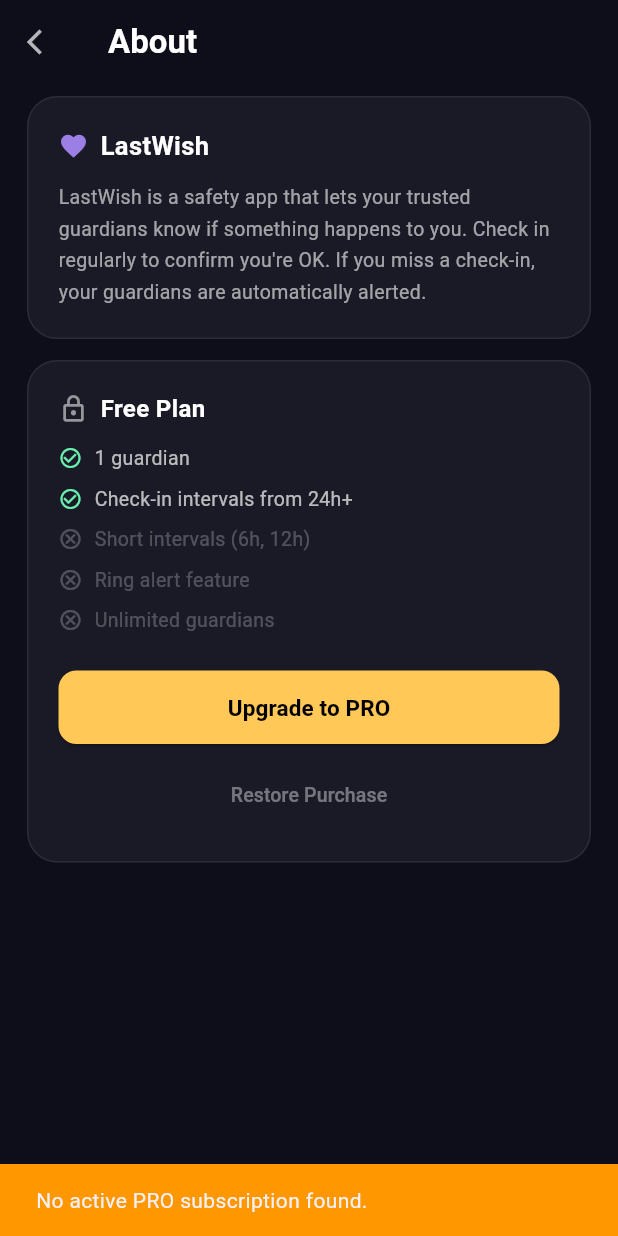
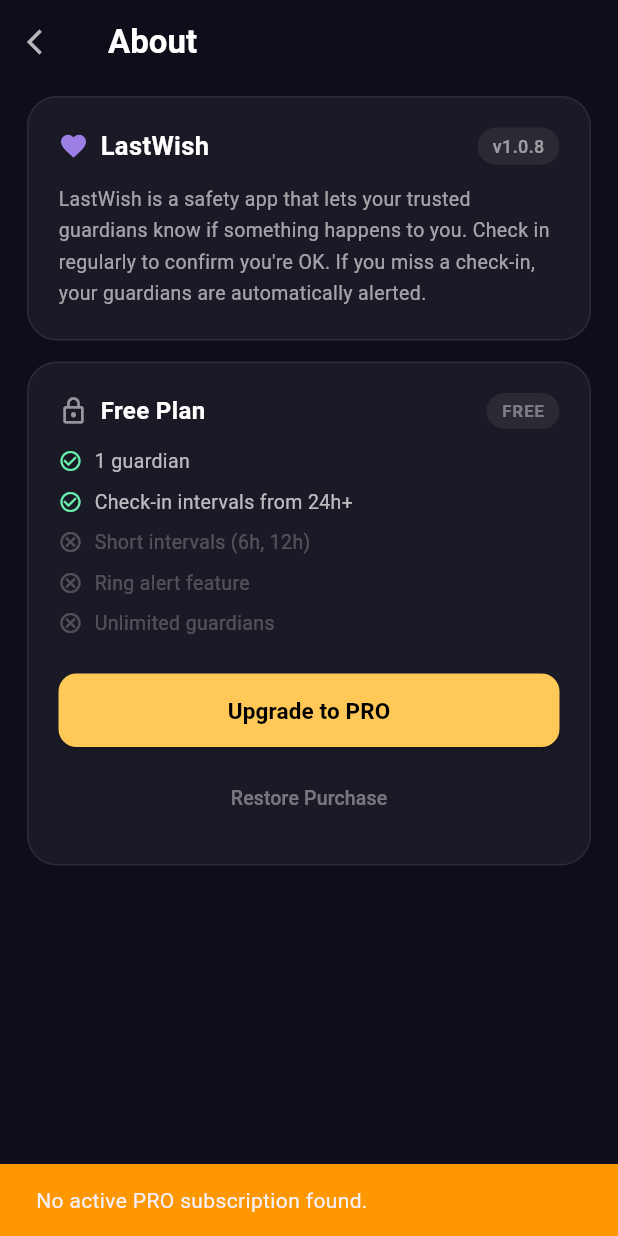
Before and after one commit to slykan/lastwish, a Flutter app: the AboutScreen screen opened directly, after a tap on "Restore Purchase", on a phone screen of 412 x 824 dp. Run offline on Flutter 3.47's test engine with Material 3 defaults, Android fonts, the phone set to English and light mode, and no system bars; our stand-ins replace firebase_core, firebase_messaging, flutter_local_notifications, flutter_map, geolocator, google_sign_in and 3 more; missing offline and left inert: flutter_ringtone_player, purchases_flutter; accounts and stored records are empty; network calls fail.

Commit message:
Fix remove protected, update About screen with version and PRO status
- Add onRemove callback to ProtectedDetailScreen in hub_screen (was missing)
- Add removeProtected() in ApiService using guardian endpoint
- Fix relationship_id field name (backend returns 'id')
- About screen: show app version via package_info_plus, PRO/FREE badge
- Add package_info_plus dependency
- Bump version to 1.0.8+9

Co-Authored-By: Claude Sonnet 4.6 <noreply@anthropic.com>

```diff
--- a/lib/screens/about_screen.dart
+++ b/lib/screens/about_screen.dart
@@ -1,4 +1,5 @@
 import 'package:flutter/material.dart';
+import 'package:package_info_plus/package_info_plus.dart';
 import '../services/revenue_cat_service.dart';
 import '../widgets/pro_upgrade_modal.dart';
 
@@ -13,6 +14,7 @@ class _AboutScreenState extends State<AboutScreen> {
   bool _isPro = false;
   bool _loading = true;
   bool _restoring = false;
+  String _version = '';
 
   @override
   void initState() {
@@ -22,7 +24,14 @@ class _AboutScreenState extends State<AboutScreen> {
 
   Future<void> _load() async {
     final isPro = await RevenueCatService.isPro();
-    if (mounted) setState(() { _isPro = isPro; _loading = false; });
+    final info = await PackageInfo.fromPlatform();
+    if (mounted) {
+      setState(() {
+        _isPro = isPro;
+        _version = info.version;
+        _loading = false;
+      });
+    }
   }
 
   Future<void> _restore() async {
@@ -56,7 +65,7 @@ class _AboutScreenState extends State<AboutScreen> {
               padding: const EdgeInsets.symmetric(horizontal: 18, vertical: 8),
               child: Column(
                 children: [
-                  // App description
+                  // App info card
                   Container(
                     width: double.infinity,
                     padding: const EdgeInsets.all(20),
@@ -68,11 +77,27 @@ class _AboutScreenState extends State<AboutScreen> {
                     child: Column(
                       crossAxisAlignment: CrossAxisAlignment.start,
                       children: [
+                        Row(
+                          mainAxisAlignment: MainAxisAlignment.spaceBetween,
+                          children: [
                             Row(children: [
                               const Icon(Icons.favorite, color: Color(0xFF9B7FE4), size: 20),
                               const SizedBox(width: 8),
                               const Text('LastWish', style: TextStyle(color: Colors.white, fontSize: 17, fontWeight: FontWeight.bold)),
                             ]),
+                            Container(
+                              padding: const EdgeInsets.symmetric(horizontal: 10, vertical: 4),
+                              decoration: BoxDecoration(
+                                color: Colors.white.withOpacity(0.07),
+                                borderRadius: BorderRadius.circular(20),
+                              ),
+                              child: Text(
+                                'v$_version',
+                                style: const TextStyle(color: Colors.white54, fontSize: 12, fontWeight: FontWeight.w500),
+                              ),
+                            ),
+                          ],
+                        ),
                         const SizedBox(height: 12),
                         Text(
                           'LastWish is a safety app that lets your trusted guardians know if something happens to you. '
@@ -103,6 +128,9 @@ class _AboutScreenState extends State<AboutScreen> {
                     child: Column(
                       crossAxisAlignment: CrossAxisAlignment.start,
                       children: [
+                        Row(
+                          mainAxisAlignment: MainAxisAlignment.spaceBetween,
+                          children: [
                             Row(children: [
                               Icon(
                                 _isPro ? Icons.workspace_premium : Icons.lock_outline,
@@ -119,6 +147,26 @@ class _AboutScreenState extends State<AboutScreen> {
                                 ),
                               ),
                             ]),
+                            Container(
+                              padding: const EdgeInsets.symmetric(horizontal: 10, vertical: 4),
+                              decoration: BoxDecoration(
+                                color: _isPro
+                                    ? const Color(0xFFFFC857).withOpacity(0.15)
+                                    : Colors.white.withOpacity(0.07),
+                                borderRadius: BorderRadius.circular(20),
+                              ),
+                              child: Text(
+                                _isPro ? 'ACTIVE' : 'FREE',
+                                style: TextStyle(
+                                  color: _isPro ? const Color(0xFFFFC857) : Colors.white38,
+                                  fontSize: 11,
+                                  fontWeight: FontWeight.w700,
+                                  letterSpacing: 0.8,
+                                ),
+                              ),
+                            ),
+                          ],
+                        ),
                         const SizedBox(height: 12),
                         if (_isPro) ...[
                           _featureRow('Unlimited guardians', true),
--- a/pubspec.yaml
+++ b/pubspec.yaml
@@ -2,7 +2,7 @@ name: lastwish
 description: "LastWish mobile app"
 publish_to: 'none'
 
-version: 1.0.7+8
+version: 1.0.8+9
 
 environment:
   sdk: ^3.11.1
@@ -23,6 +23,7 @@ dependencies:
   purchases_flutter: ^8.0.0
   google_sign_in: ^6.2.1
   flutter_local_notifications: ^18.0.0
+  package_info_plus: ^8.0.0
 
 dev_dependencies:
   flutter_test:
```
Also changed, not shown: lib/screens/hub/hub_screen.dart (+14 -0 lines), lib/services/api_service.dart (+14 -0 lines), pubspec.lock. Lines whose indentation alone changed are shown as unchanged.
